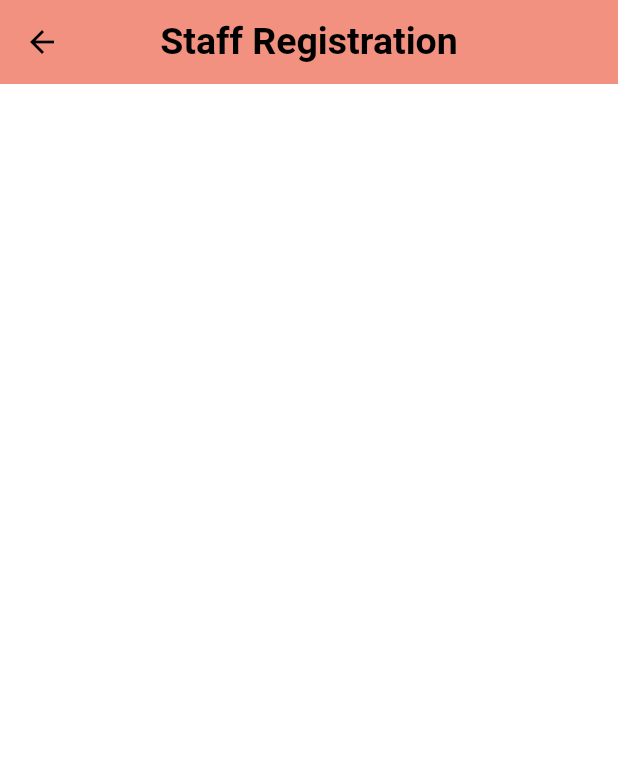
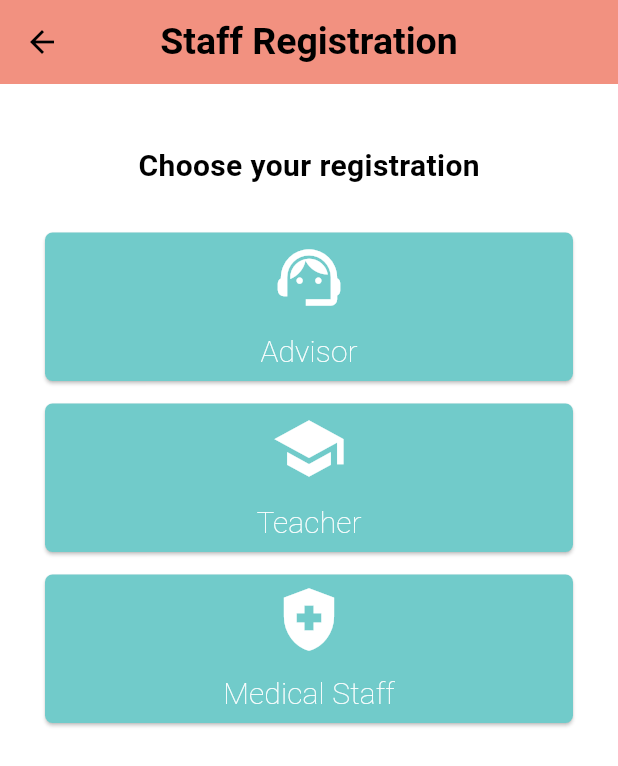
Before and after one commit to farhanaziz3112/UmmiCare-web, a Flutter app: the staffRegistration screen opened directly, on a phone screen of 412 x 824 dp. Shown: the top 766 px of the screen. Run offline on Flutter 3.47's test engine with Material 3 defaults, Android fonts, the phone set to English and light mode, and no system bars; our stand-ins replace cloud_firestore, file_picker, firebase_auth, firebase_core, firebase_storage, flutter_spinkit and 5 more; missing offline and left inert: image_network; accounts and stored records are empty; Roboto replaces fonts that are missing (ABeeZee).

Commit message:
update staff registration UI

```diff
--- a/lib/screens/auth/staff_registration/advisorRegistration.dart
+++ b/lib/screens/auth/staff_registration/advisorRegistration.dart
@@ -51,7 +51,7 @@ class _advisorRegistrationState extends State<advisorRegistration> {
         padding: EdgeInsets.only(bottom: MediaQuery.of(context).viewInsets.bottom),
         child: SingleChildScrollView(
           child: Container(
-            padding: const EdgeInsets.symmetric(vertical: 40.0, horizontal: 700.0),
+            padding: const EdgeInsets.symmetric(vertical: 40.0, horizontal: 30.0),
             child: Form(
               key: _formKey,
               child: Column(
--- a/lib/screens/auth/staff_registration/medicalStaffRegistration.dart
+++ b/lib/screens/auth/staff_registration/medicalStaffRegistration.dart
@@ -51,7 +51,7 @@ class _medicalStaffRegistrationState extends State<medicalStaffRegistration> {
         padding: EdgeInsets.only(bottom: MediaQuery.of(context).viewInsets.bottom),
         child: SingleChildScrollView(
           child: Container(
-            padding: const EdgeInsets.symmetric(vertical: 40.0, horizontal: 700.0),
+            padding: const EdgeInsets.symmetric(vertical: 40.0, horizontal: 30.0),
             child: Form(
               key: _formKey,
               child: Column(
--- a/lib/screens/auth/staff_registration/staffRegistration.dart
+++ b/lib/screens/auth/staff_registration/staffRegistration.dart
@@ -27,7 +27,7 @@ class _staffRegistrationState extends State<staffRegistration> {
       backgroundColor: Colors.white,
       resizeToAvoidBottomInset: false,
       body: Container(
-        padding: const EdgeInsets.symmetric(vertical: 20.0, horizontal: 700.0),
+        padding: const EdgeInsets.symmetric(vertical: 20.0, horizontal: 30.0),
         child: Column(
           children: [
             const SizedBox(
--- a/lib/screens/auth/staff_registration/teacherRegistration.dart
+++ b/lib/screens/auth/staff_registration/teacherRegistration.dart
@@ -51,7 +51,7 @@ class _teacherRegistrationState extends State<teacherRegistration> {
         padding: EdgeInsets.only(bottom: MediaQuery.of(context).viewInsets.bottom),
         child: SingleChildScrollView(
           child: Container(
-            padding: const EdgeInsets.symmetric(vertical: 40.0, horizontal: 700.0),
+            padding: const EdgeInsets.symmetric(vertical: 40.0, horizontal: 30.0),
             child: Form(
               key: _formKey,
               child: Column(
--- a/lib/screens/medicalStaff_pages/settings/addNewClinic.dart
+++ b/lib/screens/medicalStaff_pages/settings/addNewClinic.dart
@@ -4,7 +4,6 @@ import 'package:go_router/go_router.dart';
 import 'package:provider/provider.dart';
 import 'package:ummicare/models/medicalStaffModel.dart';
 import 'package:ummicare/models/userModel.dart';
-import 'package:ummicare/screens/medicalStaff_pages/settings/clinicList.dart';
 import 'package:ummicare/services/medicalStaffDatabase.dart';
 import 'package:ummicare/shared/constant.dart';
 
--- a/lib/screens/medicalStaff_pages/settings/clinicTile.dart
+++ b/lib/screens/medicalStaff_pages/settings/clinicTile.dart
@@ -1,7 +1,6 @@
 import 'package:flutter/material.dart';
 import 'package:go_router/go_router.dart';
 import 'package:provider/provider.dart';
-import 'package:ummicare/models/medicalStaffModel.dart';
 import 'package:ummicare/models/medicalStaffModel.dart';
 import 'package:ummicare/models/userModel.dart';
 import 'package:ummicare/services/medicalStaffDatabase.dart';
```
